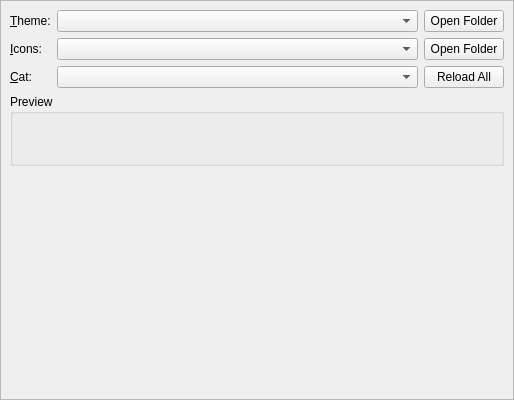
This is launcher/ui/pages/global/AppearancePage.ui in Project-Tick/MeshMC as Qt 5 draws it before an edit. The edited form follows.
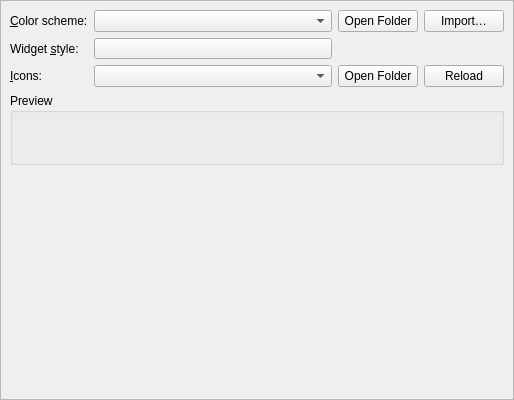
This is the edited form.

Commit message:
KIconThemes, KColorScheme migration has been completed
The CatPack feature has been removed.

The edit to the form file:
```diff
--- a/launcher/ui/pages/global/AppearancePage.ui
+++ b/launcher/ui/pages/global/AppearancePage.ui
@@ -49,7 +49,7 @@
          <item row="0" column="0">
           <widget class="QLabel" name="widgetStyleLabel">
            <property name="text">
-            <string>&amp;Theme:</string>
+            <string>&amp;Color scheme:</string>
            </property>
            <property name="buddy">
             <cstring>widgetStyleComboBox</cstring>
@@ -79,7 +79,43 @@
            </property>
           </widget>
          </item>
+         <item row="0" column="3">
+          <widget class="QPushButton" name="colorSchemeImportButton">
+           <property name="toolTip">
+            <string>Add a color scheme from a .colors file. It is listed the next time MeshMC starts.</string>
+           </property>
+           <property name="text">
+            <string>Import…</string>
+           </property>
+          </widget>
+         </item>
          <item row="1" column="0">
+          <widget class="QLabel" name="styleLabel">
+           <property name="text">
+            <string>Widget &amp;style:</string>
+           </property>
+           <property name="buddy">
+            <cstring>styleButton</cstring>
+           </property>
+          </widget>
+         </item>
+         <item row="1" column="1">
+          <widget class="QToolButton" name="styleButton">
+           <property name="sizePolicy">
+            <sizepolicy hsizetype="Expanding" vsizetype="Fixed">
+             <horstretch>0</horstretch>
+             <verstretch>0</verstretch>
+            </sizepolicy>
+           </property>
+           <property name="popupMode">
+            <enum>QToolButton::ToolButtonPopupMode::InstantPopup</enum>
+           </property>
+           <property name="toolButtonStyle">
+            <enum>Qt::ToolButtonStyle::ToolButtonTextOnly</enum>
+           </property>
+          </widget>
+         </item>
+         <item row="2" column="0">
           <widget class="QLabel" name="iconsLabel">
            <property name="text">
             <string>&amp;Icons:</string>
@@ -89,41 +125,8 @@
            </property>
           </widget>
          </item>
-         <item row="1" column="1">
-          <widget class="QComboBox" name="iconsComboBox">
-           <property name="sizePolicy">
-            <sizepolicy hsizetype="Expanding" vsizetype="Fixed">
-             <horstretch>0</horstretch>
-             <verstretch>0</verstretch>
-            </sizepolicy>
-           </property>
-           <property name="focusPolicy">
-            <enum>Qt::FocusPolicy::StrongFocus</enum>
-           </property>
-          </widget>
-         </item>
-         <item row="1" column="2">
-          <widget class="QPushButton" name="iconsFolderButton">
-           <property name="toolTip">
-            <string>View the icon themes folder.</string>
-           </property>
-           <property name="text">
-            <string>Open Folder</string>
-           </property>
-          </widget>
-         </item>
-         <item row="2" column="0">
-          <widget class="QLabel" name="catPackLabel">
-           <property name="text">
-            <string>&amp;Cat:</string>
-           </property>
-           <property name="buddy">
-            <cstring>catPackComboBox</cstring>
-           </property>
-          </widget>
-         </item>
          <item row="2" column="1">
-          <widget class="QComboBox" name="catPackComboBox">
+          <widget class="QComboBox" name="iconsComboBox">
            <property name="sizePolicy">
             <sizepolicy hsizetype="Expanding" vsizetype="Fixed">
              <horstretch>0</horstretch>
@@ -136,12 +139,22 @@
           </widget>
          </item>
          <item row="2" column="2">
-          <widget class="QPushButton" name="reloadThemesButton">
+          <widget class="QPushButton" name="iconsFolderButton">
            <property name="toolTip">
             <string>Rescan the themes, icon themes and cat packs on disk.</string>
            </property>
            <property name="text">
-            <string>Reload All</string>
+            <string>Open Folder</string>
+           </property>
+          </widget>
+         </item>
+         <item row="2" column="3">
+          <widget class="QPushButton" name="iconsReloadButton">
+           <property name="toolTip">
+            <string>Look for icon themes again.</string>
+           </property>
+           <property name="text">
+            <string>Reload</string>
            </property>
           </widget>
          </item>
```
Left out of the diff: 40 changed lines with no effect on the pictures. The commit also changes 366 other files.
